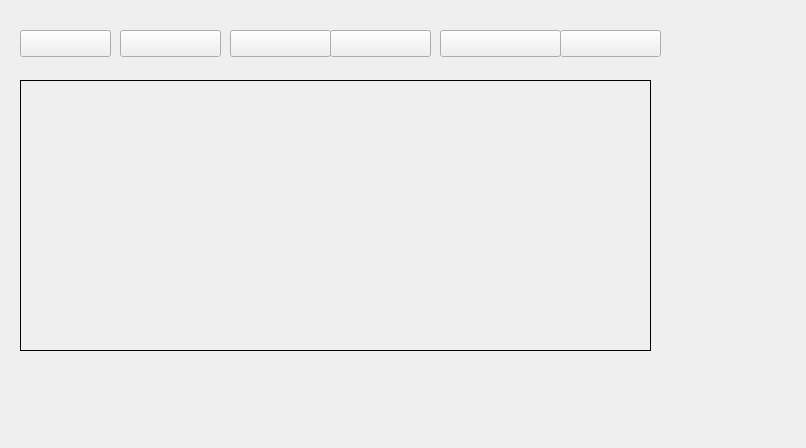
This is qtdemodlg/widget.ui in oddukgi/QtQik as Qt 5 draws it before an edit. The edited form follows.
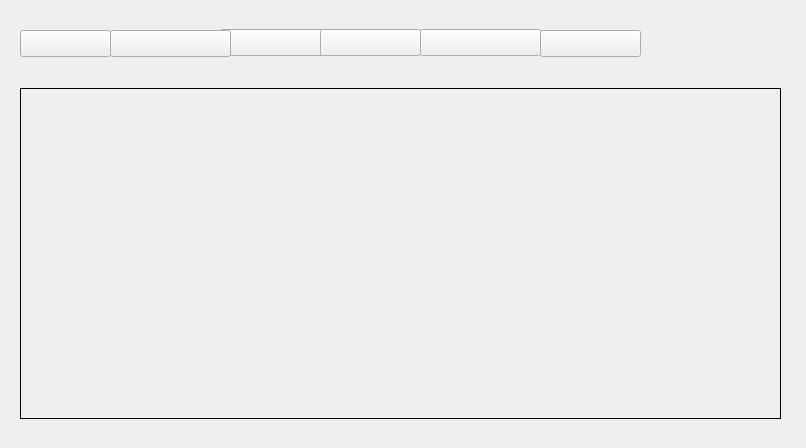
This is the edited form.

Commit message: add tab image using readme

```diff
--- a/qtdemodlg/widget.ui
+++ b/qtdemodlg/widget.ui
@@ -17,9 +17,9 @@
    <property name="geometry">
     <rect>
      <x>20</x>
-     <y>80</y>
-     <width>631</width>
-     <height>271</height>
+     <y>88</y>
+     <width>761</width>
+     <height>331</height>
     </rect>
    </property>
    <property name="frameShape">
@@ -32,9 +32,9 @@
   <widget class="QPushButton" name="pushBtn_Graph2">
    <property name="geometry">
     <rect>
-     <x>230</x>
-     <y>30</y>
-     <width>101</width>
+     <x>220</x>
+     <y>29</y>
+     <width>111</width>
      <height>27</height>
     </rect>
    </property>
@@ -45,7 +45,7 @@
   <widget class="QPushButton" name="pushBtn_Raw">
    <property name="geometry">
     <rect>
-     <x>560</x>
+     <x>540</x>
      <y>30</y>
      <width>101</width>
      <height>27</height>
@@ -58,9 +58,9 @@
   <widget class="QPushButton" name="pushBtn_Graph1">
    <property name="geometry">
     <rect>
-     <x>120</x>
+     <x>110</x>
      <y>30</y>
-     <width>101</width>
+     <width>121</width>
      <height>27</height>
     </rect>
    </property>
@@ -71,8 +71,8 @@
   <widget class="QPushButton" name="pushBtn_Value">
    <property name="geometry">
     <rect>
-     <x>440</x>
-     <y>30</y>
+     <x>420</x>
+     <y>29</y>
      <width>121</width>
      <height>27</height>
     </rect>
@@ -84,8 +84,8 @@
   <widget class="QPushButton" name="pushBtn_Schedule">
    <property name="geometry">
     <rect>
-     <x>330</x>
-     <y>30</y>
+     <x>320</x>
+     <y>29</y>
      <width>101</width>
      <height>27</height>
     </rect>
```
The commit also changes 4 other files.
